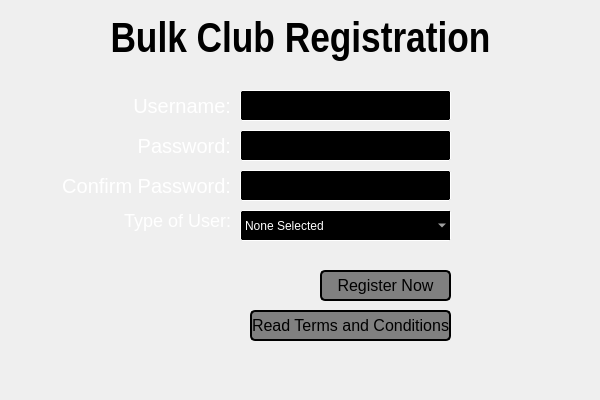
The window that CS1C_BulkClub/registerwindow.ui (BlankMKB/CS1C-Group-Project-1) describes before a commit, drawn with Qt 5.
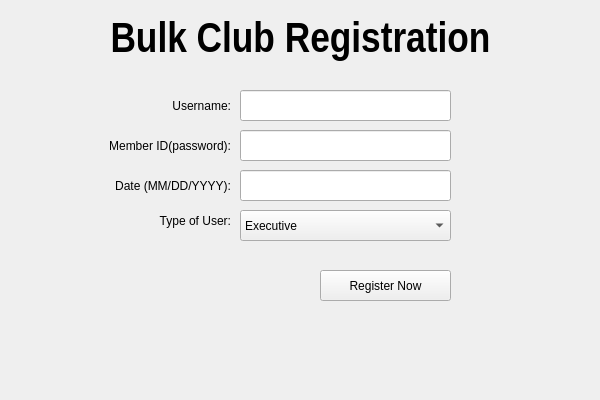
The same window after the commit.

What changed in the file:
```diff
--- a/CS1C_BulkClub/registerwindow.ui
+++ b/CS1C_BulkClub/registerwindow.ui
@@ -13,12 +13,12 @@
   <property name="windowTitle">
    <string>Form</string>
   </property>
-  <widget class="QLabel" name="password_label">
+  <widget class="QLabel" name="idLabel">
    <property name="geometry">
     <rect>
-     <x>130</x>
+     <x>30</x>
      <y>130</y>
-     <width>101</width>
+     <width>201</width>
      <height>31</height>
     </rect>
    </property>
@@ -29,41 +29,12 @@
 }</string>
    </property>
    <property name="text">
-    <string>Password:</string>
+    <string>Member ID(password):</string>
    </property>
    <property name="alignment">
     <set>Qt::AlignRight|Qt::AlignTrailing|Qt::AlignVCenter</set>
    </property>
   </widget>
-  <widget class="QPushButton" name="information_button">
-   <property name="geometry">
-    <rect>
-     <x>250</x>
-     <y>310</y>
-     <width>201</width>
-     <height>31</height>
-    </rect>
-   </property>
-   <property name="focusPolicy">
-    <enum>Qt::ClickFocus</enum>
-   </property>
-   <property name="styleSheet">
-    <string notr="true">QPushButton#information_button{
-	background: gray;
-	color: black;
-	font-size: 16px;
-	border:2px solid #000000;
-	border-radius: 5px;
-}
-
-QPushButton#information_button:hover{
-	background: #b2b9bf;
-}</string>
-   </property>
-   <property name="text">
-    <string>Read Terms and Conditions</string>
-   </property>
-  </widget>
   <widget class="QLabel" name="header_label">
    <property name="geometry">
     <rect>
@@ -75,6 +46,7 @@
    </property>
    <property name="font">
     <font>
+     <family>Arial Narrow</family>
      <pointsize>32</pointsize>
      <bold>true</bold>
     </font>
@@ -93,7 +65,7 @@
     <set>Qt::AlignCenter</set>
    </property>
   </widget>
-  <widget class="QLineEdit" name="password_textbox">
+  <widget class="QLineEdit" name="idLE">
    <property name="geometry">
     <rect>
      <x>240</x>
@@ -124,10 +96,10 @@
     <string/>
    </property>
    <property name="echoMode">
-    <enum>QLineEdit::Password</enum>
+    <enum>QLineEdit::Normal</enum>
    </property>
   </widget>
-  <widget class="QComboBox" name="user_type_combo">
+  <widget class="QComboBox" name="typeCB">
    <property name="geometry">
     <rect>
      <x>240</x>
@@ -155,21 +127,16 @@
    </property>
    <item>
     <property name="text">
-     <string>None Selected</string>
+     <string>Executive</string>
     </property>
    </item>
    <item>
     <property name="text">
-     <string>Administrator</string>
-    </property>
-   </item>
-   <item>
-    <property name="text">
-     <string>Store Manager</string>
+     <string>Regular</string>
     </property>
    </item>
   </widget>
-  <widget class="QLabel" name="username_label">
+  <widget class="QLabel" name="nameLabel">
    <property name="geometry">
     <rect>
      <x>130</x>
@@ -191,7 +158,7 @@
     <set>Qt::AlignRight|Qt::AlignTrailing|Qt::AlignVCenter</set>
    </property>
   </widget>
-  <widget class="QPushButton" name="login_button">
+  <widget class="QPushButton" name="registerButton">
    <property name="geometry">
     <rect>
      <x>320</x>
@@ -220,7 +187,7 @@
     <string>Register Now</string>
    </property>
   </widget>
-  <widget class="QLineEdit" name="username_textbox">
+  <widget class="QLineEdit" name="nameLE">
    <property name="geometry">
     <rect>
      <x>240</x>
@@ -248,7 +215,7 @@
 }</string>
    </property>
   </widget>
-  <widget class="QLabel" name="user_type_label">
+  <widget class="QLabel" name="typeLabel">
    <property name="geometry">
     <rect>
      <x>120</x>
@@ -270,12 +237,12 @@
     <set>Qt::AlignRight|Qt::AlignTrailing|Qt::AlignVCenter</set>
    </property>
   </widget>
-  <widget class="QLabel" name="confirm_password_label">
+  <widget class="QLabel" name="dateLabel">
    <property name="geometry">
     <rect>
-     <x>50</x>
+     <x>30</x>
      <y>170</y>
-     <width>181</width>
+     <width>201</width>
      <height>31</height>
     </rect>
    </property>
@@ -286,13 +253,13 @@
 }</string>
    </property>
    <property name="text">
-    <string>Confirm Password:</string>
+    <string>Date (MM/DD/YYYY):</string>
    </property>
    <property name="alignment">
     <set>Qt::AlignRight|Qt::AlignTrailing|Qt::AlignVCenter</set>
    </property>
   </widget>
-  <widget class="QLineEdit" name="confirm_password_textbox">
+  <widget class="QLineEdit" name="dateLE">
    <property name="geometry">
     <rect>
      <x>240</x>
@@ -323,7 +290,7 @@
     <string/>
    </property>
    <property name="echoMode">
-    <enum>QLineEdit::Password</enum>
+    <enum>QLineEdit::Normal</enum>
    </property>
   </widget>
  </widget>
```
